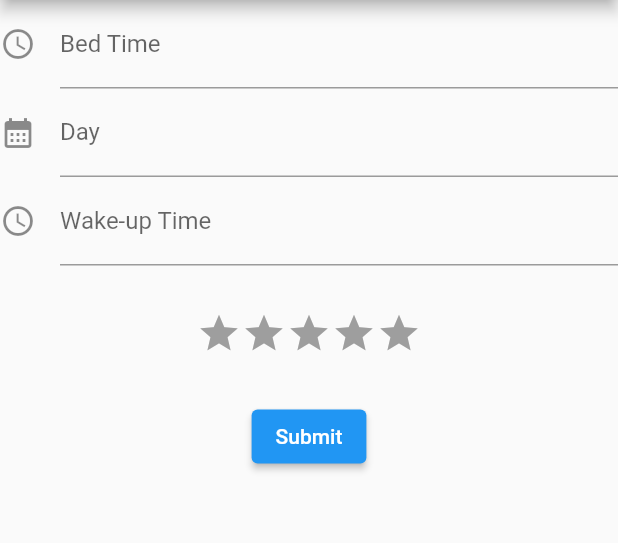
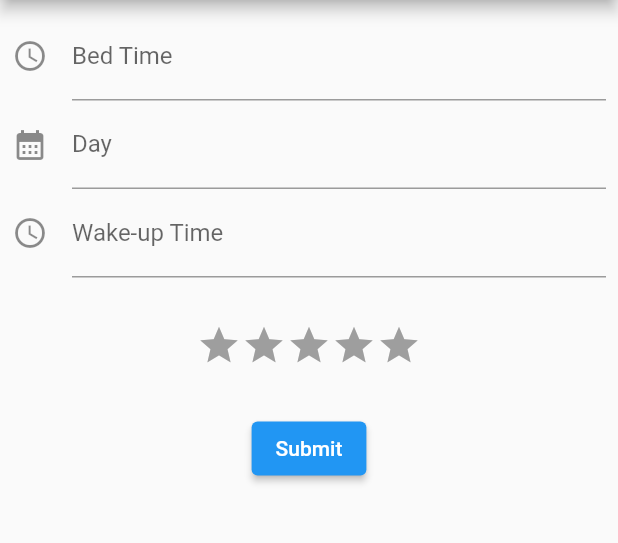
Before and after one commit to Tstrand123/EverydayWellnessCS125, a Flutter app: the SleepHome screen opened directly, after a tap on "New Log", on a phone screen of 412 x 824 dp, the part 84-627 px from its top. Run offline on Flutter 3.47's test engine with Material 2 defaults, Android fonts, the phone set to English and light mode, and no system bars; drawn by our look-alikes of flutter_rating_bar; our stand-ins replace firebase_auth, firebase_core; accounts and stored records are empty.

Commit message:
bug fix
changed the column widget in the forms to a listview so the bottom isn't cut off when the user opens up their keyboard to type

```diff
--- a/lib/NewExerciseLog.dart
+++ b/lib/NewExerciseLog.dart
@@ -147,7 +147,8 @@ class NewExerciseLogState extends State<NewExerciseLog>{
     // TODO: include validation
     return Form(
         key: _formKey,
-        child: Column(
+        child: ListView(
+          padding: EdgeInsets.all(8),
           children: <Widget>[
             Row(children: [Expanded(child: TimeField)]),
             Row(children: [Expanded(child: DurationField)]),
--- a/lib/NewFoodLog.dart
+++ b/lib/NewFoodLog.dart
@@ -178,7 +178,8 @@ class NewFoodLogState extends State<NewFoodLog>{
     // TODO: include validation
     return Form(
         key: _formKey,
-        child: Column(
+        child: ListView(
+          padding: EdgeInsets.all(8),
           children: <Widget>[
             Row(children: [Expanded(child: TimeField)]),
             Row(children: [Expanded(child: NameField)]),
--- a/lib/NewSleepLog.dart
+++ b/lib/NewSleepLog.dart
@@ -119,7 +119,8 @@ class NewSleepLogState extends State<NewSleepLog>{
 
     return Form(
         key: _formKey,
-        child: Column(
+        child: ListView(
+          padding: EdgeInsets.all(8),
           children: <Widget>[
             Row(children: [Expanded(child: BedTimeField)]),
             Row(children: [Expanded(child: DateField)]),
```
